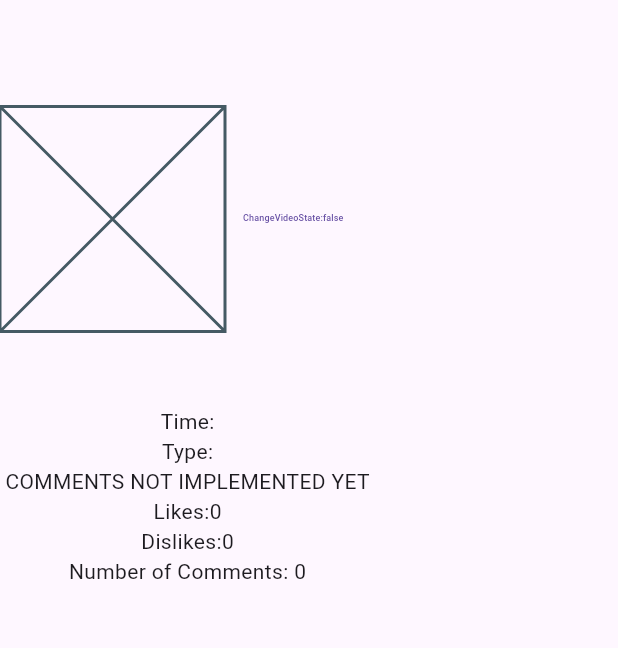
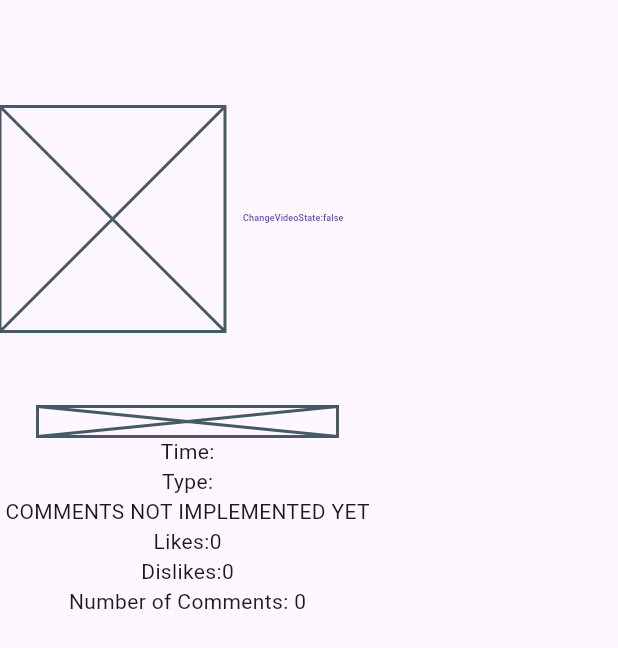
Before and after one commit to Oskarmos1/ContentRep, a Flutter app: the VideoWidget widget shown alone on an empty page, opened directly with empty values, on a phone screen of 412 x 824 dp. Shown: the top 648 px of the screen. Run offline on Flutter 3.47's test engine with Material 3 defaults, Android fonts, the phone set to English and light mode, and no system bars; our stand-ins replace firebase_auth, firebase_core, flutter_contacts, flutter_image_compress, google_mobile_ads, image_picker and 3 more; missing offline and left inert: image_editor_plus, video_compress, video_trimmer; accounts and stored records are empty; network calls fail.

Commit message:
Commit 17: Added scroll bar to move to a desired duration in the video.

```diff
--- a/lib/widget_classes/display_video_content_class.dart
+++ b/lib/widget_classes/display_video_content_class.dart
@@ -30,19 +30,19 @@ class _VideoWidgetState extends State<VideoWidget> {
   bool disposedOf = true;
   VideoPlayerController? loadedVideoFileController;
   dynamic display = const Placeholder();
+  dynamic scroller = const Placeholder();
   late viewContent myView;
 
   void disposeOfThisWidget() {
-    if (loadedVideoFileController != null) {
     if (loadedVideoFileController?.value.isInitialized == true) {
       if (canBeCleared == true) {
         setState(() {
+          display = const Placeholder();
+          scroller = const Placeholder();
           isPlaying = false;
           disposedOf = true;
           loadedVideoFileController?.dispose();
-            display = const Placeholder();
         });
-        }
       }
     }
   }
@@ -62,6 +62,16 @@ class _VideoWidgetState extends State<VideoWidget> {
           });
         loadedVideoFileController?.initialize();
         display = VideoPlayer(loadedVideoFileController!);
+        scroller = SizedBox(
+          width: 200, // or a specific width like 200.0
+          child: Opacity(
+            child: VideoProgressIndicator(
+              loadedVideoFileController!,
+              allowScrubbing: true,
+            ),
+            opacity: 1.0,
+          ),
+        );
       });
     }
 
@@ -115,6 +125,23 @@ class _VideoWidgetState extends State<VideoWidget> {
               ],
             ),
           ),
+          /*
+          SizedBox(
+            width: 200, // or a specific width like 200.0
+            child: Opacity(
+              child: VideoProgressIndicator(
+                loadedVideoFileController!,
+                allowScrubbing: true,
+              ),
+              opacity: 1.0,
+            ),
+          ),
+          */
+          SizedBox(
+            height: 20,
+            width: 200,
+            child: scroller,
+          ),
           Text("Time:$timeOfPost"),
           Text("Type:$type"),
           const Text("COMMENTS NOT IMPLEMENTED YET"),
```
Lines whose indentation alone changed are shown as unchanged.
